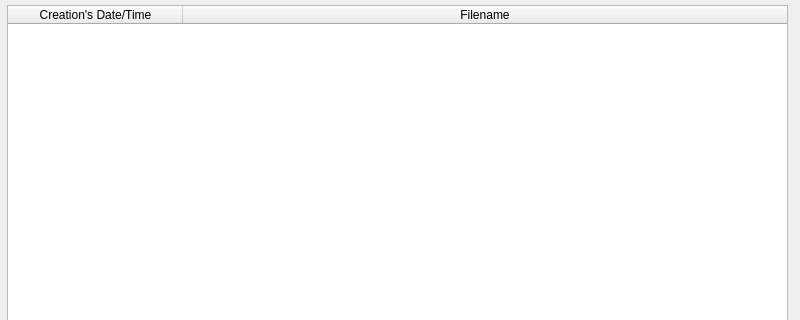
Old version of the form Client/client.ui in the repository zero80517/text-server-client; both pictures show x 0 to 800 and y 0 to 320 of the 800 by 600 pixel window.
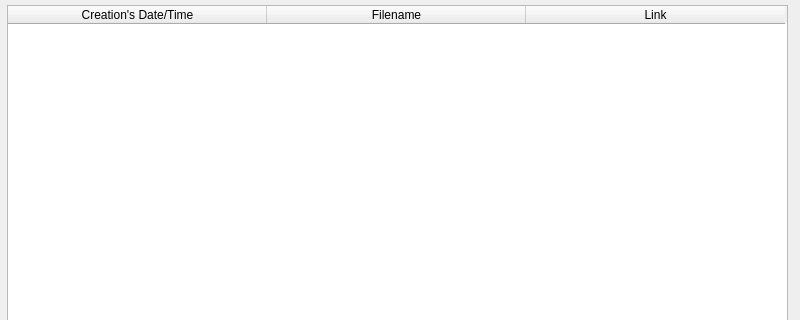
New version of the form.

Commit message:
Added link column & updated client method
The method Client::on_LoadButton_clicked whether the download directory has been selected.

Patch:
```diff
--- a/Client/client.ui
+++ b/Client/client.ui
@@ -14,7 +14,7 @@
    <string>Client</string>
   </property>
   <widget class="QWidget" name="centralwidget">
-   <widget class="QWidget" name="">
+   <widget class="QWidget" name="layoutWidget">
     <property name="geometry">
      <rect>
       <x>7</x>
@@ -27,10 +27,10 @@
      <item row="0" column="0" colspan="2">
       <widget class="QTableWidget" name="tableWidget">
        <attribute name="horizontalHeaderDefaultSectionSize">
-        <number>175</number>
+        <number>259</number>
        </attribute>
        <attribute name="horizontalHeaderStretchLastSection">
-        <bool>true</bool>
+        <bool>false</bool>
        </attribute>
        <column>
         <property name="text">
@@ -42,6 +42,11 @@
          <string>Filename</string>
         </property>
        </column>
+       <column>
+        <property name="text">
+         <string>Link</string>
+        </property>
+       </column>
       </widget>
      </item>
      <item row="1" column="0">
```
The commit also changes 4 other files.
